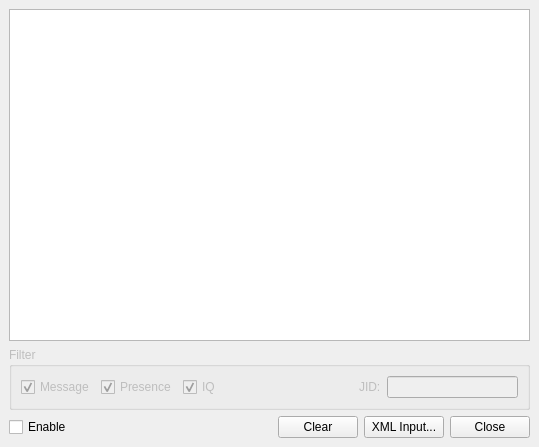
First picture: the form in src/xmlconsole.ui, repository mblsha/psi, before the edit.
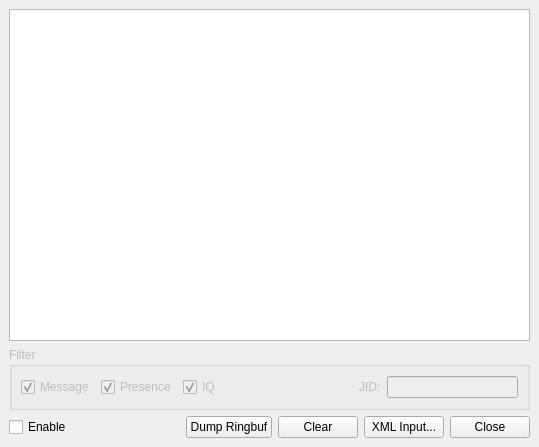
Second picture: the form after the edit.

Commit message: Add debug/xml ringbuffer to PsiAccount and extend the xmlconsole have a button to dump it's content.

The edit to the form file:
```diff
--- a/src/xmlconsole.ui
+++ b/src/xmlconsole.ui
@@ -124,6 +124,13 @@
        </property>
       </spacer>
      </item>
+     <item>
+      <widget class="QPushButton" name="pb_dumpRingbuf" >
+       <property name="text" >
+        <string>Dump Ringbuf</string>
+       </property>
+      </widget>
+     </item>
      <item>
       <widget class="QPushButton" name="pb_clear" >
        <property name="text" >
```
Left out of the diff: 4 changed lines with no effect on the pictures. The commit also changes 4 other files.
